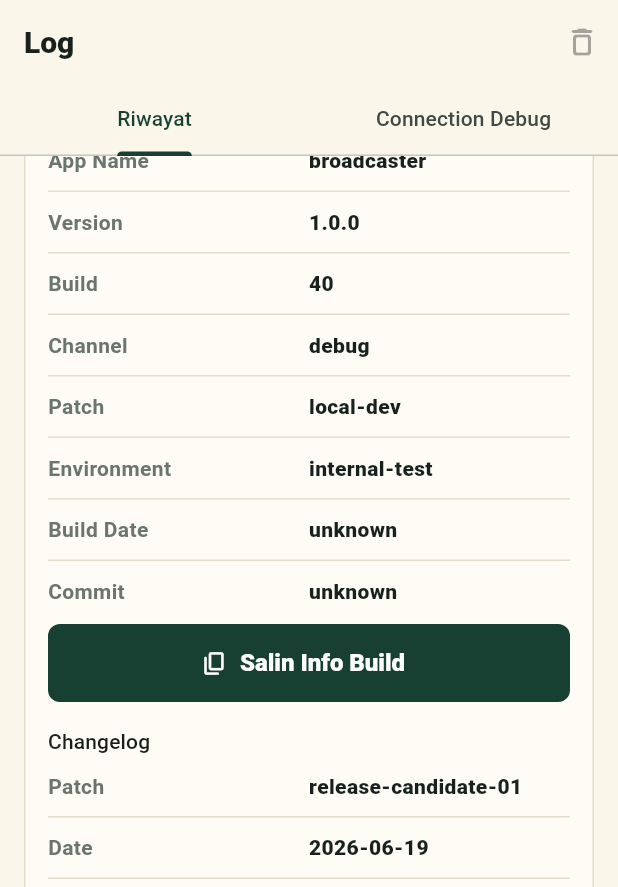
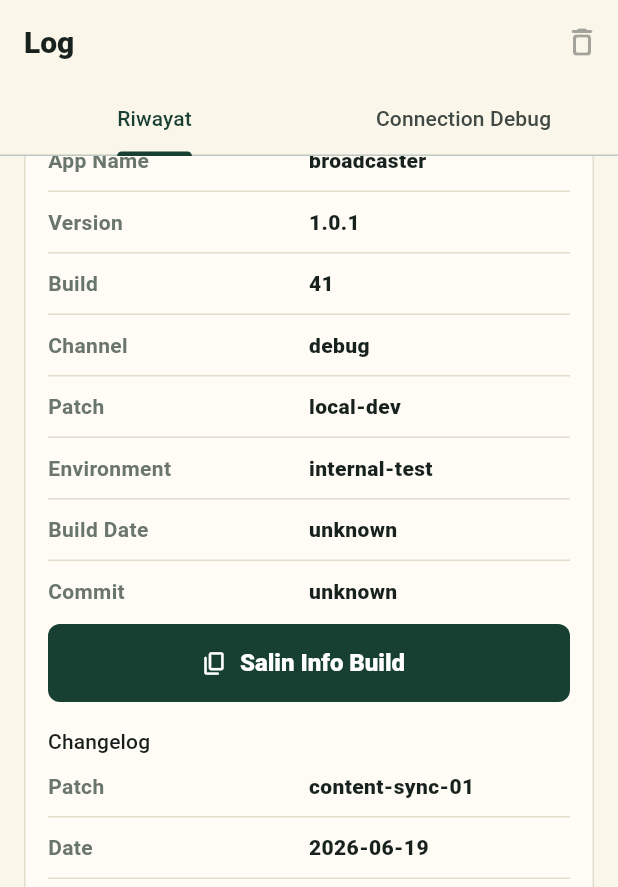
Before and after one commit to AarsyDesign/radio-taqriibussunnah-broadcaster, a Flutter app: the screen it shows after launch, item 3 of the bottom bar chosen, scrolled down 269 dp, on a phone screen of 412 x 824 dp. Shown: the top 887 px of the screen. Run offline on Flutter 3.47's test engine with Material 3 defaults, Android fonts, the phone set to English and light mode, and no system bars; our stand-ins replace connectivity_plus, flutter_secure_storage, package_info_plus, permission_handler, shared_preferences.

Commit message:
PATCH 7 content-sync-01

```diff
--- a/lib/constants/app_changelog.dart
+++ b/lib/constants/app_changelog.dart
@@ -1,7 +1,7 @@
 const appChangelog = [
   {
-    'version': '1.0.0',
-    'patch': 'release-candidate-01',
+    'version': '1.0.1',
+    'patch': 'content-sync-01',
     'date': '2026-06-19',
     'notes': [
       'Menambahkan informasi build di aplikasi',
--- /dev/null
+++ b/lib/models/content_sync_payload.dart
@@ -0,0 +1,80 @@
+
+import 'dart:convert';
+
+class ContentSyncPayload {
+  const ContentSyncPayload({
+    required this.isLive,
+    required this.title,
+    required this.theme,
+    required this.ustadz,
+    required this.liveMetadata,
+    required this.updatedAt,
+    this.startedAt,
+    this.stoppedAt,
+  });
+
+  final bool isLive;
+  final String title;
+  final String theme;
+  final String ustadz;
+  final String liveMetadata;
+  final DateTime updatedAt;
+  final DateTime? startedAt;
+  final DateTime? stoppedAt;
+
+  Map<String, dynamic> toMap() => {
+    'is_live': isLive,
+    'title': title,
+    'theme': theme,
+    'ustadz': ustadz,
+    'live_metadata': liveMetadata,
+    'updated_at': updatedAt.toIso8601String(),
+    'started_at': startedAt?.toIso8601String(),
+    'stopped_at': stoppedAt?.toIso8601String(),
+  };
+
+  String toJson() => jsonEncode(toMap());
+}
+
+class ContentSyncState {
+  const ContentSyncState({
+    this.endpointUrl = '',
+    this.lastStatus = 'idle',
+    this.lastError = '',
+    this.lastSyncedAt,
+  });
+
+  final String endpointUrl;
+  final String lastStatus;
+  final String lastError;
+  final DateTime? lastSyncedAt;
+
+  ContentSyncState copyWith({
+    String? endpointUrl,
+    String? lastStatus,
+    String? lastError,
+    DateTime? lastSyncedAt,
+  }) => ContentSyncState(
+    endpointUrl: endpointUrl ?? this.endpointUrl,
+    lastStatus: lastStatus ?? this.lastStatus,
+    lastError: lastError ?? this.lastError,
+    lastSyncedAt: lastSyncedAt ?? this.lastSyncedAt,
+  );
+
+  Map<String, dynamic> toMap() => {
+    'endpointUrl': endpointUrl,
+    'lastStatus': lastStatus,
+    'lastError': lastError,
+    'lastSyncedAt': lastSyncedAt?.toIso8601String(),
+  };
+
+  factory ContentSyncState.fromMap(Map<String, dynamic> map) => ContentSyncState(
+    endpointUrl: map['endpointUrl'] as String? ?? '',
+    lastStatus: map['lastStatus'] as String? ?? 'idle',
+    lastError: map['lastError'] as String? ?? '',
+    lastSyncedAt: DateTime.tryParse(map['lastSyncedAt'] as String? ?? ''),
+  );
+
+  String toJson() => jsonEncode(toMap());
+  factory ContentSyncState.fromJson(String source) => ContentSyncState.fromMap(jsonDecode(source) as Map<String, dynamic>);
+}
--- a/lib/providers/broadcaster_provider.dart
+++ b/lib/providers/broadcaster_provider.dart
@@ -8,12 +8,14 @@ import '../models/ai_transcript.dart';
 import '../models/broadcast_log.dart';
 import '../models/broadcaster_config.dart';
 import '../models/connection_status.dart';
+import '../models/content_sync_payload.dart';
 import '../models/live_metadata.dart';
 import '../models/recording_upload.dart';
 import '../services/admin_content_storage_service.dart';
 import '../services/ai_transcript_service.dart';
 import '../services/broadcast_log_storage_service.dart';
 import '../services/config_storage_service.dart';
+import '../services/content_sync_service.dart';
 import '../services/microphone_permission_service.dart';
 import '../services/native_broadcast_service.dart';
 import '../services/network_info_service.dart';
@@ -43,6 +45,7 @@ class BroadcasterProvider extends ChangeNotifier {
     AdminContentStorageService? adminContentStorageService,
     RecordingUploadService? recordingUploadService,
     AiTranscriptService? aiTranscriptService,
+    ContentSyncService? contentSyncService,
   }) : _configStorageService = configStorageService ?? ConfigStorageService(),
        _logStorageService = logStorageService ?? BroadcastLogStorageService(),
        _microphonePermissionService =
@@ -54,7 +57,8 @@ class BroadcasterProvider extends ChangeNotifier {
            adminContentStorageService ?? AdminContentStorageService(),
        _recordingUploadService =
            recordingUploadService ?? RecordingUploadService(),
-       _aiTranscriptService = aiTranscriptService ?? AiTranscriptService() {
+       _aiTranscriptService = aiTranscriptService ?? AiTranscriptService(),
+       _contentSyncService = contentSyncService ?? ContentSyncService() {
     _nativeStatusSubscription = _nativeBroadcastService.statusStream.listen(
       _handleNativeStatus,
       onError: (_) {},
@@ -83,6 +87,7 @@ class BroadcasterProvider extends ChangeNotifier {
   final AdminContentStorageService _adminContentStorageService;
   final RecordingUploadService _recordingUploadService;
   final AiTranscriptService _aiTranscriptService;
+  final ContentSyncService _contentSyncService;
   final _random = Random(12);
 
   Timer? _timer;
@@ -127,6 +132,7 @@ class BroadcasterProvider extends ChangeNotifier {
   List<BroadcastLog> logs = [];
   List<RecordingUpload> recordingUploads = [];
   List<AiTranscriptJob> aiTranscriptJobs = [];
+  ContentSyncState contentSyncState = const ContentSyncState();
   AdminContent adminContent = const AdminContent();
   bool hasAdminPin = false;
   bool isAdminUnlocked = false;
@@ -189,6 +195,7 @@ class BroadcasterProvider extends ChangeNotifier {
     final loadedHasAdminPin = await _adminContentStorageService.hasAdminPin();
     final loadedRecordingUploads = await _recordingUploadService.loadQueue();
     final loadedTranscriptJobs = await _aiTranscriptService.loadJobs();
+    final loadedContentSyncState = await _contentSyncService.loadState();
 
     config = loadedConfig;
     logs = loadedLogs;
@@ -197,6 +204,7 @@ class BroadcasterProvider extends ChangeNotifier {
     hasAdminPin = loadedHasAdminPin;
     recordingUploads = loadedRecordingUploads;
     aiTranscriptJobs = loadedTranscriptJobs;
+    contentSyncState = loadedContentSyncState;
     final nativeStatus = await _nativeBroadcastService.getServiceStatus();
     if (nativeStatus != null && nativeStatus != ConnectionStatus.offline) {
       status = nativeStatus;
@@ -253,6 +261,27 @@ class BroadcasterProvider extends ChangeNotifier {
     final updated = await _aiTranscriptService.markBackendPending(job);
     aiTranscriptJobs = aiTranscriptJobs.map((old) => old.id == job.id ? updated : old).toList();
     await _aiTranscriptService.saveJobs(aiTranscriptJobs);
+    notifyListeners();
+  }
+
+  Future<void> saveContentSyncEndpoint(String endpointUrl) async {
+    contentSyncState = await _contentSyncService.saveEndpoint(endpointUrl);
+    notifyListeners();
+  }
+
+  Future<void> syncLiveContent({required bool isLive}) async {
+    final now = DateTime.now();
+    final payload = ContentSyncPayload(
+      isLive: isLive,
+      title: kajianTitle,
+      theme: kajianTheme,
+      ustadz: ustadzName,
+      liveMetadata: liveMetadata,
+      updatedAt: now,
+      startedAt: isLive ? (_startedAt ?? now) : _startedAt,
+      stoppedAt: isLive ? null : now,
+    );
+    contentSyncState = await _contentSyncService.sync(payload);
     notifyListeners();
   }
 
@@ -437,6 +466,7 @@ class BroadcasterProvider extends ChangeNotifier {
     if (didStartNative) {
       _nativeServiceRunning = true;
       _usingNativeAudioLevel = true;
+      await syncLiveContent(isLive: true);
       return StartBroadcastResult.started;
     }
 
@@ -464,6 +494,7 @@ class BroadcasterProvider extends ChangeNotifier {
     status = ConnectionStatus.stopped;
     audioLevel = 0;
     _timer?.cancel();
+    await syncLiveContent(isLive: false);
     await _saveSessionLog(ConnectionStatus.stopped);
     notifyListeners();
   }
--- a/pubspec.yaml
+++ b/pubspec.yaml
@@ -16,7 +16,7 @@ publish_to: 'none' # Remove this line if you wish to publish to pub.dev
 # https://developer.apple.com/library/archive/documentation/General/Reference/InfoPlistKeyReference/Articles/CoreFoundationKeys.html
 # In Windows, build-name is used as the major, minor, and patch parts
 # of the product and file versions while build-number is used as the build suffix.
-version: 1.0.0+40
+version: 1.0.1+41
 
 environment:
   sdk: ^3.12.2
```
Also changed, not shown: lib/services/content_sync_service.dart (added, +68 -0 lines), 2 other files.
